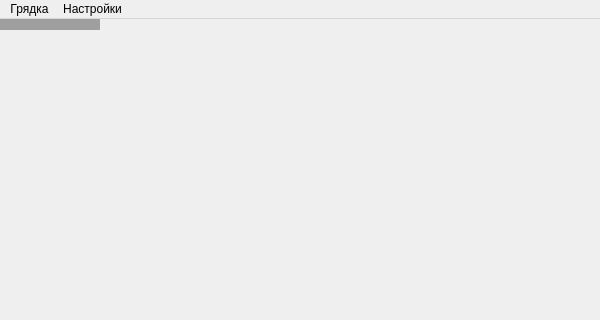
Before: the Qt Designer form uisrc/window/general.ui in StarterCraft/leafyy, drawn with Qt 5; both pictures show x 0 to 600 and y 0 to 320 of the 600 by 600 pixel window.
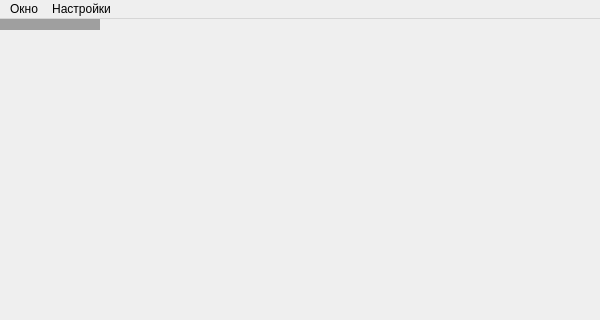
After: the same form once the commit is applied.

Commit message: Окно "Журнал" готово к работе

Patch:
```diff
--- a/uisrc/window/general.ui
+++ b/uisrc/window/general.ui
@@ -48,9 +48,9 @@
      <height>26</height>
     </rect>
    </property>
-   <widget class="QMenu" name="meiPlants">
+   <widget class="QMenu" name="meiWindow">
     <property name="title">
-     <string>Грядка</string>
+     <string>Окно</string>
     </property>
    </widget>
    <widget class="QMenu" name="meiSettings">
@@ -61,7 +61,7 @@
     <addaction name="meiRules"/>
     <addaction name="meiLog"/>
    </widget>
-   <addaction name="meiPlants"/>
+   <addaction name="meiWindow"/>
    <addaction name="meiSettings"/>
   </widget>
   <widget class="QStatusBar" name="statusbar"/>
```
Left out of the diff: 16 changed lines with no effect on the pictures. The commit also changes 29 other files.
